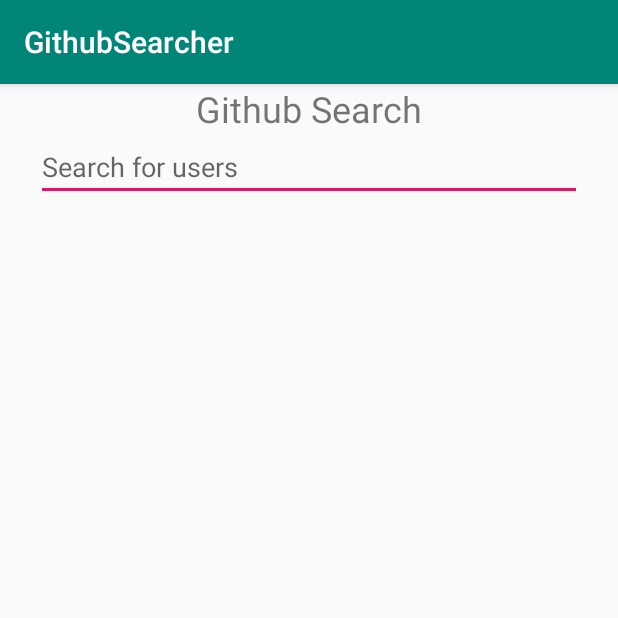
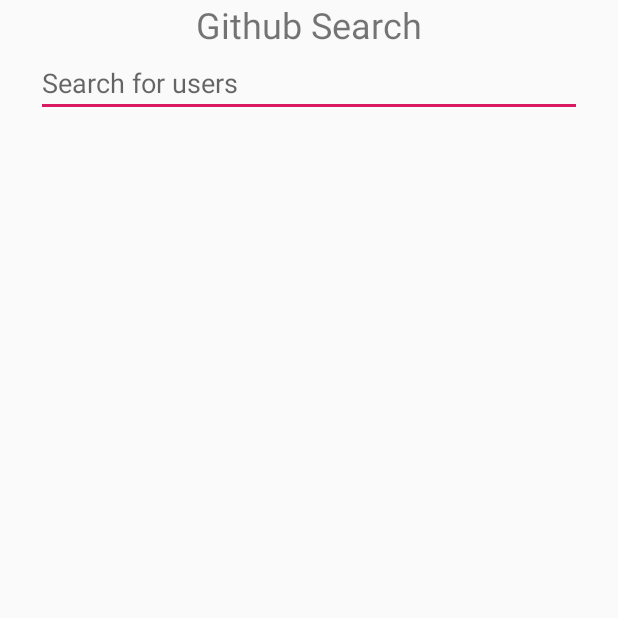
Before and after one commit to Jehzz/GithubSearcher, an Android app: the screen it shows after launch (MainActivity), on a phone screen of 412 x 824 dp, the top half of it. Run offline under Robolectric (Android 15) with nearby library versions, the phone set to English and light mode, and no system bars.

Commit message:
Fixes -Small UI tweaks. Removed action bar with redundant label, trimmed hours from joined-date text
TODO:
-Create repo search-bar to apply filter to reposlist recyclerview

```diff
--- a/app/src/main/java/com/example/githubsearcher/view/UserViewActivity.kt
+++ b/app/src/main/java/com/example/githubsearcher/view/UserViewActivity.kt
@@ -42,7 +42,7 @@ class UserViewActivity : AppCompatActivity() {
                 tv_username.text = it.login?.toString()
                 tv_email.text = "Email: " +it.email?.toString()
                 tv_location.text = "Location: " +it.location?.toString()
-                tv_join_date.text = "Joined: " +it.created_at?.toString()
+                tv_join_date.text = "Joined: " + it.created_at?.toString().substring(0, 10)
                 tv_follower_count.text = "Followers: " +it.followers?.toString()
                 tv_following_count.text = "Following: " +it.following?.toString()
                 Picasso.get().load(it.avatar_url?.toString()).resize(100, 100).into(iv_user_avatar)
--- a/app/src/main/res/values/styles.xml
+++ b/app/src/main/res/values/styles.xml
@@ -1,7 +1,7 @@
 <resources>
 
     <!-- Base application theme. -->
-    <style name="AppTheme" parent="Theme.AppCompat.Light.DarkActionBar">
+    <style name="AppTheme" parent="Theme.AppCompat.Light.NoActionBar">
         <!-- Customize your theme here. -->
         <item name="colorPrimary">@color/colorPrimary</item>
         <item name="colorPrimaryDark">@color/colorPrimaryDark</item>
```
